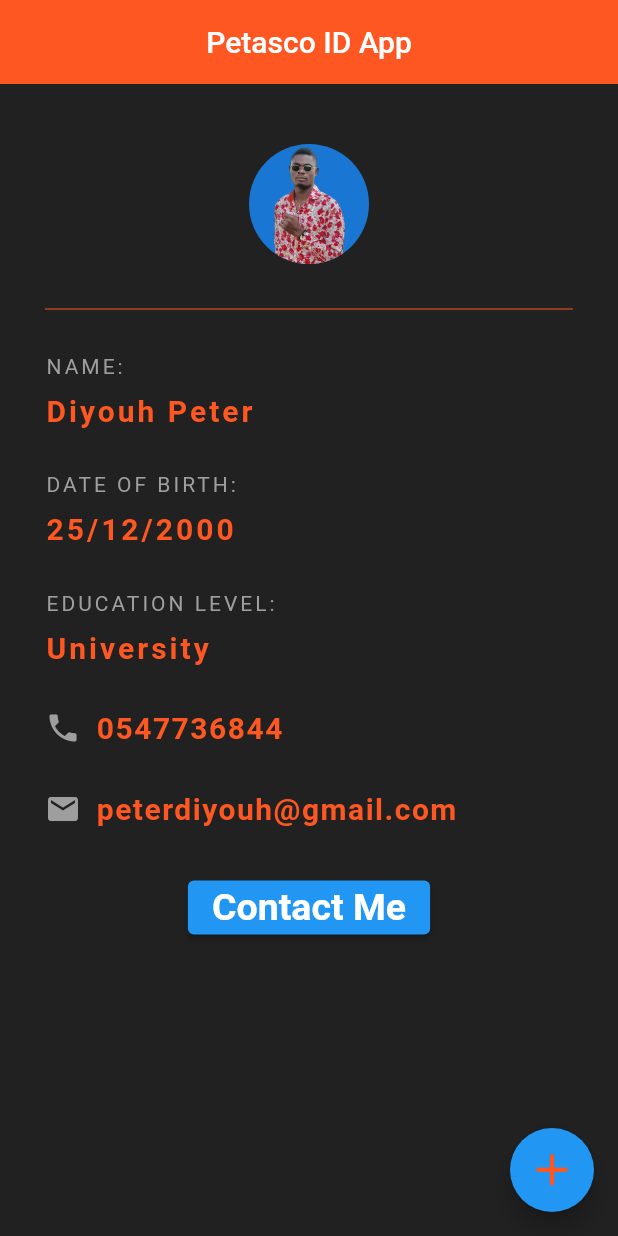
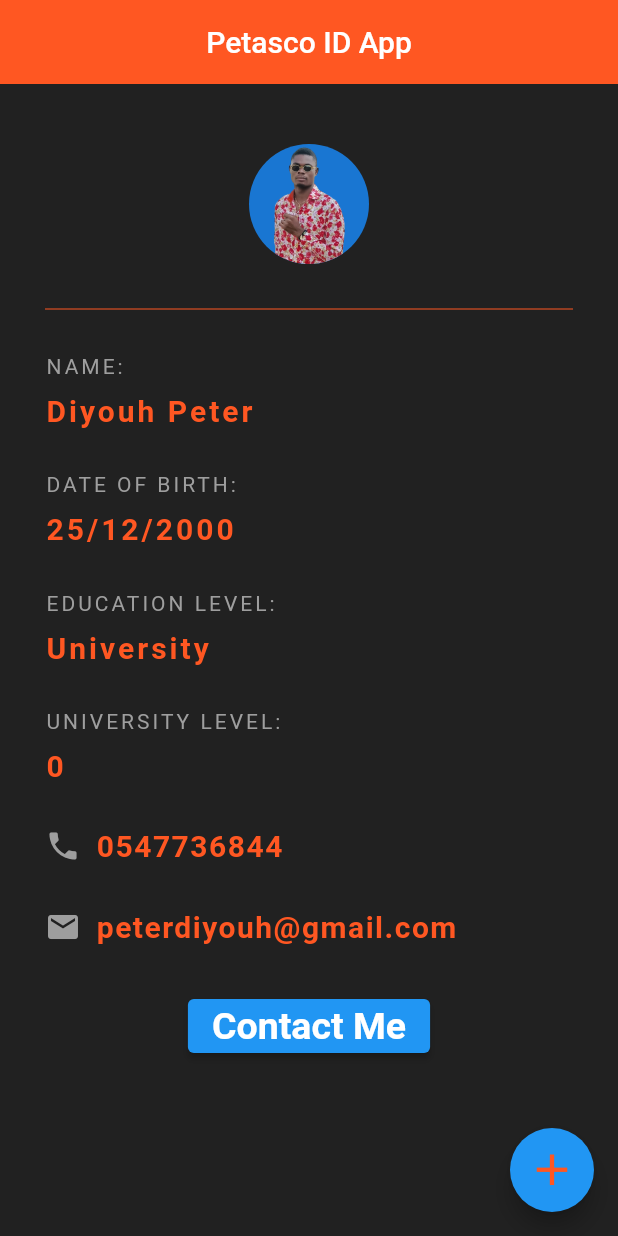
Before and after one commit to Petasco/id_card_app, a Flutter app: the screen it shows after launch, on a phone screen of 412 x 824 dp. Run offline on Flutter 3.47's test engine with Material 2 defaults, Android fonts, the phone set to English and light mode, and no system bars.

Commit message:
Update main.dart
Statelesswidget to StatefulWidget

```diff
--- a/lib/main.dart
+++ b/lib/main.dart
@@ -6,9 +6,15 @@ void main() {
   ));
 }
 
-class Home extends StatelessWidget {
+class Home extends StatefulWidget {
+  @override
+  State<Home> createState() => _HomeState();
+}
+
+class _HomeState extends State<Home> {
   //const Home({super.key});
 
+  int uniLevel = 0;
   @override
   Widget build(BuildContext context) {
     return Scaffold(
@@ -95,6 +101,26 @@ class Home extends StatelessWidget {
             ),
             SizedBox(height: 30.0),
 
+            Text(
+              "UNIVERSITY LEVEL:",
+              style: TextStyle(
+                  color: Colors.grey,
+                  fontSize: 14.0,
+                  letterSpacing: 2.0
+              ),
+            ),
+            SizedBox(height: 10.0),
+            Text(
+              "$uniLevel",
+              style: TextStyle(
+                color: Colors.deepOrange,
+                fontSize: 20.0,
+                letterSpacing: 2.0,
+                fontWeight: FontWeight.bold,
+              ),
+            ),
+            SizedBox(height: 30.0),
+
             Row(
               children: [
                 Icon(
@@ -151,7 +177,11 @@ class Home extends StatelessWidget {
         ),
       ),
       floatingActionButton: FloatingActionButton(
-        onPressed: () {},
+        onPressed: () {
+          setState(() {
+            uniLevel += 1;
+          });
+        },
         child: const Icon(
           Icons.add,
           color: Colors.deepOrange,
```
